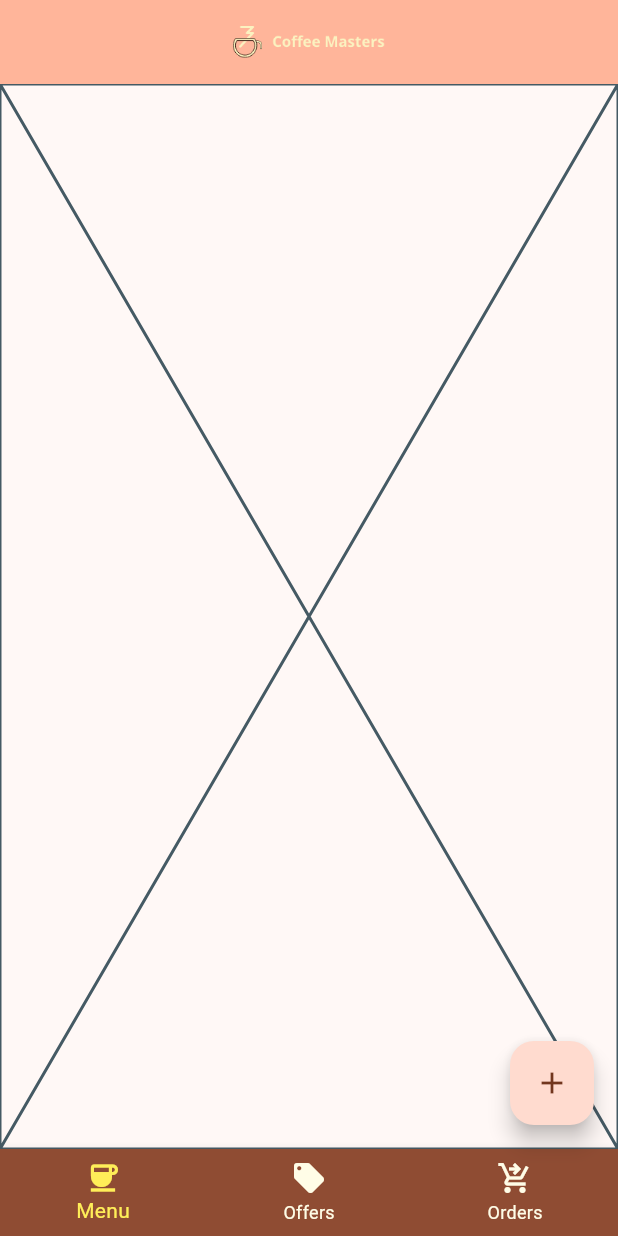
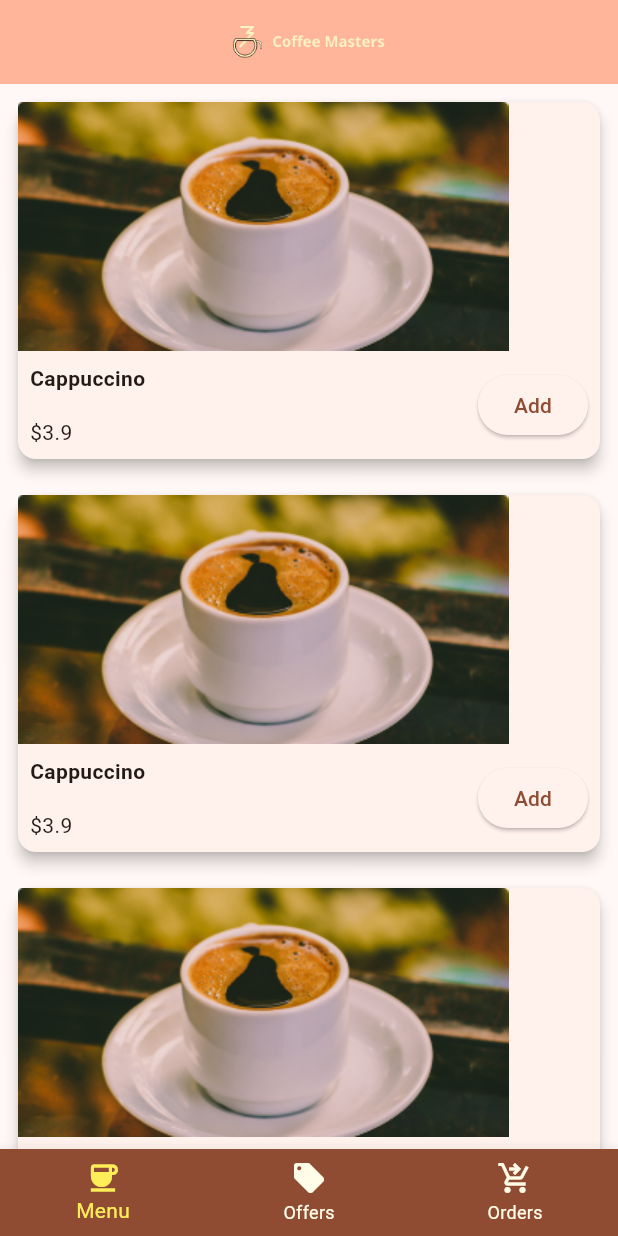
Before and after one commit to RichardIshimwe/coffe_app_frontend_master, a Flutter app: the screen it shows after launch, on a phone screen of 412 x 824 dp. Run offline on Flutter 3.47's test engine with Material 3 defaults, Android fonts, the light colour scheme and no system bars.

Commit message:
feature : adding a clickable button and http package

```diff
--- a/lib/datamodel.dart
+++ b/lib/datamodel.dart
@@ -3,6 +3,7 @@ class Product {
   String name;
   double price;
   String image;
+  String get imageUrl => "https://firtman.github.io/coffeemasters/api/images/$image";
 
   Product({required this.id,required this.name, required this.price, required this.image});
 }
--- a/lib/main.dart
+++ b/lib/main.dart
@@ -118,11 +118,11 @@
         ],
       ),
       body: currentWidget,
-      floatingActionButton: FloatingActionButton(
-        onPressed: _incrementCounter,
-        tooltip: 'Increment',
-        child: const Icon(Icons.add),
-      ),
+      // floatingActionButton: FloatingActionButton(
+      //   onPressed: _incrementCounter,
+      //   tooltip: 'Increment',
+      //   child: const Icon(Icons.add),
+      // ),
     );
   }
 }
--- a/lib/pages/menupage.dart
+++ b/lib/pages/menupage.dart
@@ -1,10 +1,78 @@
 import 'package:flutter/material.dart';
+import '../datamodel.dart';
 
 class Menupage extends StatelessWidget {
   const Menupage({super.key});
 
   @override
   Widget build(BuildContext context) {
-    return const Placeholder();
+    var productExample =
+        Product(id: 1, name: "Cappuccino", price: 3.9, image: "");
+    return ListView(
+      children: [
+        ProductItem(product: productExample , onAdd: () {
+
+        },),
+        ProductItem(product: productExample , onAdd: () {
+
+        },),
+        ProductItem(product: productExample , onAdd: () {
+
+        },),
+      ],
+    );
   }
 }
+
+class ProductItem extends StatelessWidget {
+  final Product product;
+  final Function onAdd;
+
+  const ProductItem({super.key, required this.product, required this.onAdd});
+
+  @override
+  Widget build(BuildContext context) {
+    return Container(
+      padding: const EdgeInsets.all(8),
+      child: Card(
+        elevation: 4,
+        child: Column(
+          crossAxisAlignment: CrossAxisAlignment.start,
+          children: [
+            Image.asset("images/black_coffee.png"),
+            Row(
+              mainAxisAlignment: MainAxisAlignment.spaceBetween,
+              children: [
+                Column(
+                  crossAxisAlignment: CrossAxisAlignment.start,
+                  children: [
+                    Padding(
+                      padding: const EdgeInsets.all(8.0),
+                      child: Text(
+                        product.name,
+                        style: const TextStyle(fontWeight: FontWeight.bold),
+                      ),
+                    ),
+                    Padding(
+                      padding: const EdgeInsets.all(8.0),
+                      child: Text("\$${product.price}"),
+                    )
+                  ],
+                ),
+                Padding(
+                  padding: const EdgeInsets.only(right: 8.0),
+                  child: ElevatedButton(
+                    onPressed: () {
+                      onAdd(product);
+                    },
+                    child: const Text("Add"),
+                  ),
+                )
+              ],
+            ),
+          ],
+        ),
+      ),
+    );
+  }
+}
--- a/pubspec.yaml
+++ b/pubspec.yaml
@@ -30,6 +30,7 @@ environment:
 dependencies:
   flutter:
     sdk: flutter
+  http:
 
 
   # The following adds the Cupertino Icons font to your application.
```
Also changed, not shown: pubspec.lock.
